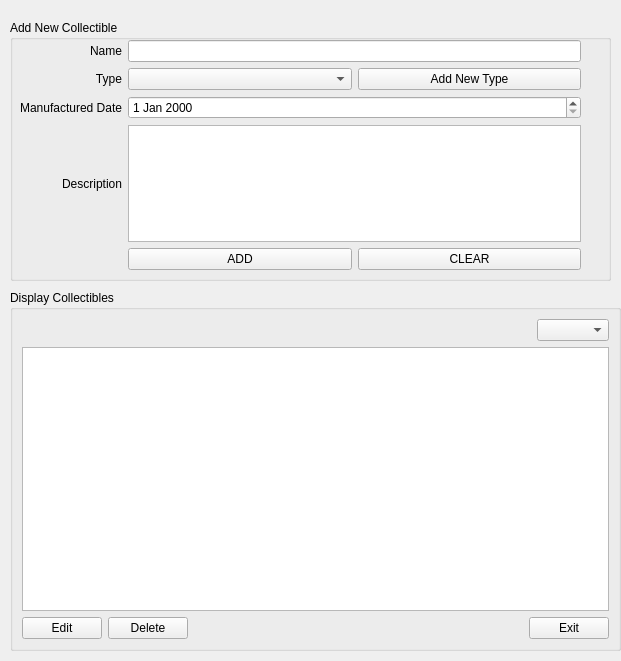
Qt form mainwindow.ui (bluedust27/vintage-tech) before a commit.
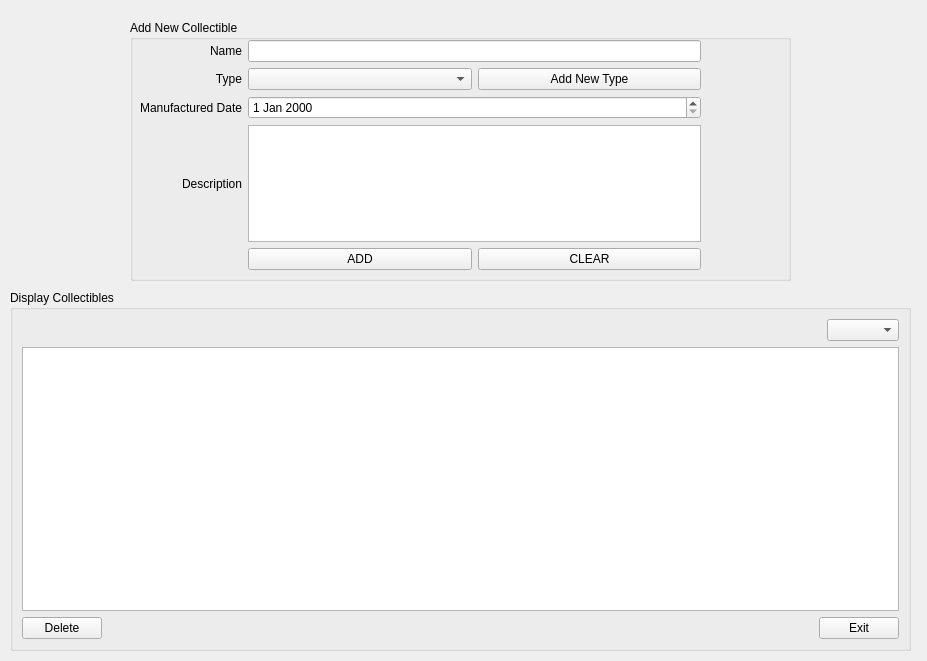
The same form after that commit.

Commit message: Deleting edit button. Increasing size of winfow

The edit to the form file:
```diff
--- a/mainwindow.ui
+++ b/mainwindow.ui
@@ -6,7 +6,7 @@
    <rect>
     <x>0</x>
     <y>0</y>
-    <width>621</width>
+    <width>927</width>
     <height>661</height>
    </rect>
   </property>
@@ -19,7 +19,7 @@
      <rect>
       <x>10</x>
       <y>290</y>
-      <width>611</width>
+      <width>901</width>
       <height>361</height>
      </rect>
     </property>
@@ -64,6 +64,9 @@
        <property name="editTriggers">
         <set>QAbstractItemView::DoubleClicked</set>
        </property>
+       <property name="alternatingRowColors">
+        <bool>true</bool>
+       </property>
        <property name="selectionMode">
         <enum>QAbstractItemView::SingleSelection</enum>
        </property>
@@ -71,7 +74,7 @@
         <enum>QAbstractItemView::SelectRows</enum>
        </property>
        <property name="gridStyle">
-        <enum>Qt::DashLine</enum>
+        <enum>Qt::DashDotLine</enum>
        </property>
        <property name="sortingEnabled">
         <bool>true</bool>
@@ -80,13 +83,6 @@
      </item>
      <item row="4" column="0">
       <layout class="QHBoxLayout" name="horizontalLayout_2">
-       <item>
-        <widget class="QPushButton" name="btn_edit">
-         <property name="text">
-          <string>Edit</string>
-         </property>
-        </widget>
-       </item>
        <item>
         <widget class="QPushButton" name="btn_delete">
          <property name="text">
@@ -121,9 +117,9 @@
    <widget class="QWidget" name="verticalLayoutWidget">
     <property name="geometry">
      <rect>
-      <x>0</x>
+      <x>120</x>
       <y>10</y>
-      <width>621</width>
+      <width>681</width>
       <height>271</height>
      </rect>
     </property>
```
